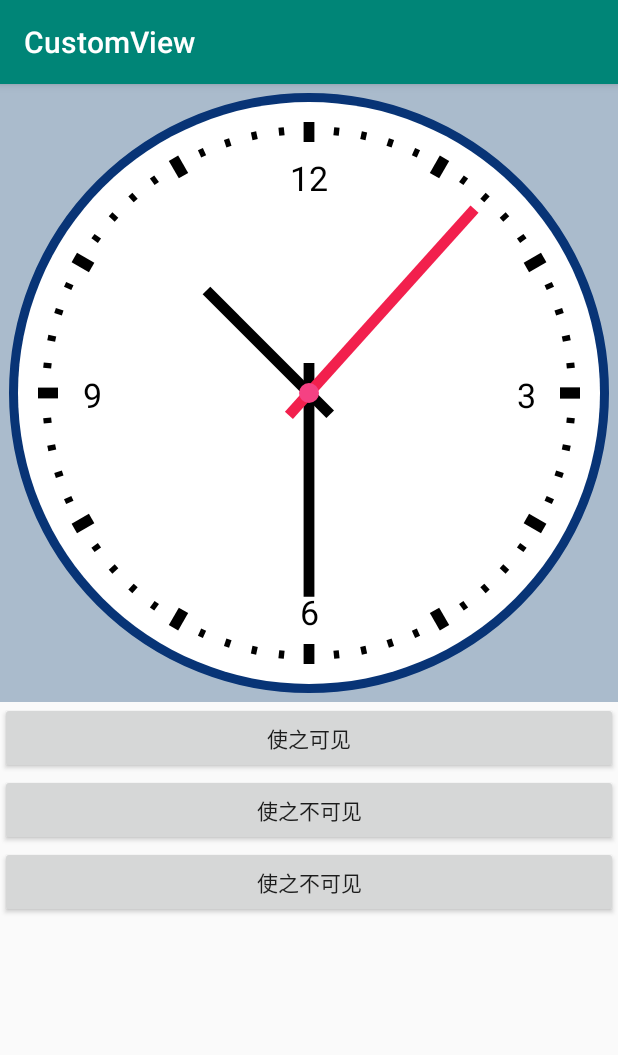
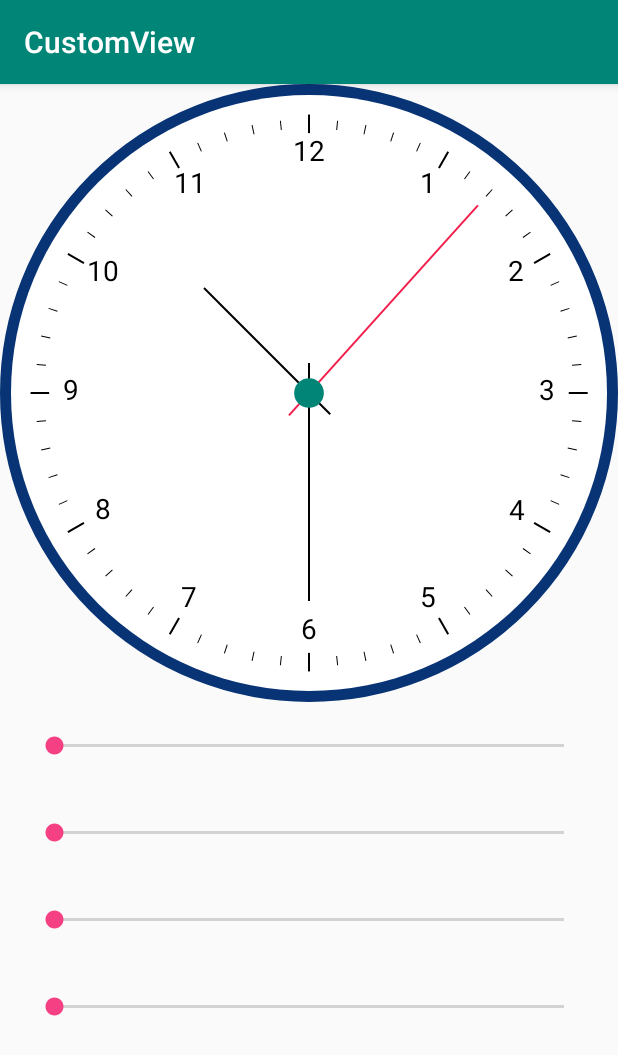
Before and after one commit to qinFamily/CustomView, an Android app: the screen it shows after launch (ClockViewActivity), on a phone screen of 412 x 824 dp. Shown: the top 1055 px of the screen. Run offline under Robolectric (Android 15) with nearby library versions, the phone set to English and light mode, and no system bars.

Commit message:
开放ClockView的自定义属性方法

```diff
--- a/app/src/main/java/leavesc/hello/customview/clock/ClockView.java
+++ b/app/src/main/java/leavesc/hello/customview/clock/ClockView.java
@@ -7,6 +7,7 @@ import android.content.IntentFilter;
 import android.graphics.Canvas;
 import android.graphics.Color;
 import android.graphics.Paint;
+import android.graphics.Rect;
 import android.os.Handler;
 import android.os.Message;
 import android.support.annotation.NonNull;
@@ -45,26 +46,26 @@ public class ClockView extends View {
         }
     };
 
-    private static final int INVALIDATE = 10;
+    private static final int MSG_INVALIDATE = 10;
 
     private static final class TimerHandler extends Handler {
 
-        private WeakReference<ClockView> clockSupportViewWeakReference;
+        private WeakReference<ClockView> clockViewWeakReference;
 
         private TimerHandler(ClockView clockView) {
-            clockSupportViewWeakReference = new WeakReference<>(clockView);
+            clockViewWeakReference = new WeakReference<>(clockView);
         }
 
         @Override
         public void handleMessage(Message msg) {
             switch (msg.what) {
-                case INVALIDATE: {
+                case MSG_INVALIDATE: {
                     Log.e(TAG, "定时任务被触发...");
-                    ClockView view = clockSupportViewWeakReference.get();
+                    ClockView view = clockViewWeakReference.get();
                     if (view != null && view.isVisible) {
                         view.onTimeChanged();
                         view.invalidate();
-                        sendEmptyMessageDelayed(INVALIDATE, 1000);
+                        sendEmptyMessageDelayed(MSG_INVALIDATE, 1000);
                     }
                     break;
                 }
@@ -76,11 +77,22 @@ public class ClockView extends View {
 
     private Paint textPaint;
 
-    private int stockWidth = 18;
-
     private static final int DEFAULT_SIZE = 400;
 
+    //表盘边缘颜色
     private int aroundColor = Color.parseColor("#083476");
+
+    //表盘中心点颜色
+    private int clockCenterColor = Color.parseColor("#008577");
+
+    //表盘边缘线的宽度
+    private int aroundStockWidth = 12;
+
+    //字体宽度
+    private int textStockWidth = 12;
+
+    //字体大小
+    private int textSize = 28;
 
     private volatile Time time;
 
@@ -93,10 +105,6 @@ public class ClockView extends View {
     private TimerHandler timerHandler;
 
     private volatile boolean isVisible;
-
-    private int clockCenterColor = Color.parseColor("#f54183");
-
-    private int textSize = 34;
 
     public ClockView(Context context) {
         this(context, null);
@@ -116,17 +124,17 @@ public class ClockView extends View {
 
     private void initClockPaint() {
         clockPaint = new Paint();
+        clockPaint.setStyle(Paint.Style.STROKE);
         clockPaint.setAntiAlias(true);
-        clockPaint.setStyle(Paint.Style.STROKE);
-        clockPaint.setStrokeWidth(stockWidth);
+        clockPaint.setStrokeWidth(aroundStockWidth);
     }
 
     private void initTextPaint() {
         textPaint = new Paint();
         textPaint.setStyle(Paint.Style.FILL);
+        textPaint.setAntiAlias(true);
+        textPaint.setStrokeWidth(textStockWidth);
         textPaint.setTextAlign(Paint.Align.CENTER);
-        textPaint.setAntiAlias(true);
-        textPaint.setStrokeWidth(12);
         textPaint.setTextSize(textSize);
     }
 
@@ -155,7 +163,6 @@ public class ClockView extends View {
     protected void onAttachedToWindow() {
         super.onAttachedToWindow();
         Log.e(TAG, "onAttachedToWindow");
-
         IntentFilter filter = new IntentFilter();
         filter.addAction(Intent.ACTION_TIMEZONE_CHANGED);
         getContext().registerReceiver(timerBroadcast, filter);
@@ -167,7 +174,6 @@ public class ClockView extends View {
     protected void onDetachedFromWindow() {
         super.onDetachedFromWindow();
         Log.e(TAG, "onDetachedFromWindow");
-
         getContext().unregisterReceiver(timerBroadcast);
         stopTimer();
     }
@@ -186,14 +192,14 @@ public class ClockView extends View {
     private void startTimer() {
         Log.e(TAG, "startTimer 开启定时任务");
         isVisible = true;
-        timerHandler.removeMessages(INVALIDATE);
-        timerHandler.sendEmptyMessage(INVALIDATE);
+        timerHandler.removeMessages(MSG_INVALIDATE);
+        timerHandler.sendEmptyMessage(MSG_INVALIDATE);
     }
 
     private void stopTimer() {
         Log.e(TAG, "stopTimer 停止定时任务");
         isVisible = false;
-        timerHandler.removeMessages(INVALIDATE);
+        timerHandler.removeMessages(MSG_INVALIDATE);
     }
 
     private void onTimeChanged() {
@@ -205,36 +211,36 @@ public class ClockView extends View {
 
     @Override
     protected void onDraw(Canvas canvas) {
+//        aroundStockWidth = 0;
+
         //中心点的横纵坐标
-        int point = getWidth() / 2;
-        //圆的半径
-        int radiusOut = point - stockWidth;
+        float pointWH = getWidth() / 2.0f;
+        //内圆的半径
+        float radiusIn = pointWH - aroundStockWidth;
 
-        canvas.translate(point, point);
+        canvas.translate(pointWH, pointWH);
 
         //绘制表盘
-        clockPaint.setStrokeWidth(stockWidth);
+        clockPaint.setStrokeWidth(aroundStockWidth);
         clockPaint.setStyle(Paint.Style.STROKE);
         clockPaint.setColor(aroundColor);
-        canvas.drawCircle(0, 0, radiusOut, clockPaint);
+        canvas.drawCircle(0, 0, pointWH - aroundStockWidth / 2.0f, clockPaint);
         clockPaint.setStyle(Paint.Style.FILL);
         clockPaint.setColor(Color.WHITE);
-        canvas.drawCircle(0, 0, radiusOut, clockPaint);
-
-        //绘制时钟数字
-        drawText(canvas, radiusOut);
-
-        canvas.rotate(-90);
+        //加1是为了保证不会因为精度问题导致出现绘制间隙
+        canvas.drawCircle(0, 0, radiusIn + 1, clockPaint);
 
         //绘制小短线
         canvas.save();
-        float longStartY = radiusOut - 40;
-        float longStopY = longStartY + 20;
-        float longStockWidth = stockWidth * 0.6f;
-        float temp = (longStopY - longStartY) / 2.5f;
-        float shortStartY = longStartY + temp;
-        float shortStopY = shortStartY + temp;
-        float shortStockWidth = longStockWidth * 0.5f;
+        canvas.rotate(-90);
+        float longLineLength = radiusIn / 16.0f;
+        float longStartY = radiusIn - longLineLength;
+        float longStopY = longStartY - longLineLength;
+        float longStockWidth = 2;
+        float temp = longLineLength / 4.0f;
+        float shortStartY = longStartY - temp;
+        float shortStopY = longStopY + temp;
+        float shortStockWidth = longStockWidth / 2.0f;
         clockPaint.setColor(Color.BLACK);
         float degrees = 6;
         for (int i = 0; i <= 360; i += degrees) {
@@ -249,40 +255,69 @@ public class ClockView extends View {
         }
         canvas.restore();
 
-        float perHour = hour / 12.0f;
-        float perMinute = minute / 60.0f;
-        float perSecond = second / 60.0f;
+        //绘制时钟数字
+        float x, y;
+        for (int i = 1; i <= 12; i += 1) {
+            textPaint.getTextBounds(String.valueOf(i), 0, String.valueOf(i).length(), rect);
+            float textHeight = rect.height();
+            float distance = radiusIn - 2 * longLineLength - textHeight;
+            double tempVa = i * 30.0f * Math.PI / 180.0f;
+            x = (float) (distance * Math.sin(tempVa));
+            y = (float) (-distance * Math.cos(tempVa));
+            canvas.drawText(String.valueOf(i), x, y + textHeight / 3, textPaint);
+        }
+
+        canvas.rotate(-90);
+
+        clockPaint.setStrokeWidth(2);
         //绘制时针
         canvas.save();
-        canvas.rotate(perHour * 360.0f);
-        canvas.drawLine(-30, 0, radiusOut / 2, 0, clockPaint);
+        canvas.rotate(hour / 12.0f * 360.0f);
+        canvas.drawLine(-30, 0, radiusIn / 2.0f, 0, clockPaint);
         canvas.restore();
         //绘制分针
         canvas.save();
-        canvas.rotate(perMinute * 360.0f);
-        canvas.drawLine(-30, 0, radiusOut * 0.7f, 0, clockPaint);
+        canvas.rotate(minute / 60.0f * 360.0f);
+        canvas.drawLine(-30, 0, radiusIn * 0.7f, 0, clockPaint);
         canvas.restore();
         //绘制秒针
         clockPaint.setColor(Color.parseColor("#fff2204d"));
         canvas.save();
-        canvas.rotate(perSecond * 360.0f);
-        canvas.drawLine(-30, 0, radiusOut * 0.85f, 0, clockPaint);
+        canvas.rotate(second / 60.0f * 360.0f);
+        canvas.drawLine(-30, 0, radiusIn * 0.85f, 0, clockPaint);
         canvas.restore();
         //绘制中心小圆点
         clockPaint.setStyle(Paint.Style.FILL);
         clockPaint.setColor(clockCenterColor);
-        canvas.drawCircle(0, 0, 10, clockPaint);
+        canvas.drawCircle(0, 0, radiusIn / 20.0f, clockPaint);
     }
 
-    private void drawText(Canvas canvas, int radiusOut) {
-        float textHeight = textPaint.getFontMetrics().bottom - textPaint.getFontMetrics().top;
-        int distance = radiusOut - 40 - textSize;
-        float x, y;
-        for (int i = 3; i <= 12; i += 3) {
-            x = (float) (distance * Math.sin(i * 30 * Math.PI / 180));
-            y = (float) (-distance * Math.cos(i * 30 * Math.PI / 180));
-            canvas.drawText(String.valueOf(i), x, y + textHeight / 3, textPaint);
-        }
+    private Rect rect = new Rect();
+
+    public void setAroundColor(int aroundColor) {
+        this.aroundColor = aroundColor;
+        invalidate();
+    }
+
+    public void setClockCenterColor(int clockCenterColor) {
+        this.clockCenterColor = clockCenterColor;
+        invalidate();
+    }
+
+    public void setAroundStockWidth(int aroundStockWidth) {
+        this.aroundStockWidth = aroundStockWidth;
+        invalidate();
+    }
+
+    public void setTextStockWidth(int textStockWidth) {
+        this.textStockWidth = textStockWidth;
+        invalidate();
+    }
+
+    public void setClockTextSize(int textSize) {
+        this.textSize = textSize;
+        textPaint.setTextSize(textSize);
+        invalidate();
     }
 
 }
--- a/app/src/main/java/leavesc/hello/customview/clock/ClockViewActivity.java
+++ b/app/src/main/java/leavesc/hello/customview/clock/ClockViewActivity.java
@@ -1,12 +1,16 @@
 package leavesc.hello.customview.clock;
 
-import android.content.Intent;
 import android.os.Bundle;
 import android.support.v7.app.AppCompatActivity;
-import android.view.View;
+import android.support.v7.widget.AppCompatSeekBar;
+import android.widget.LinearLayout;
+import android.widget.SeekBar;
+import android.widget.TextView;
+
+import java.util.Random;
 
 import leavesc.hello.customview.R;
-import leavesc.hello.customview.percentage.PercentageViewActivity;
+import leavesc.hello.customview.widget.OnSeekBarChangeSimpleListener;
 
 /**
  * 作者：leavesC
@@ -19,23 +23,54 @@ public class ClockViewActivity extends AppCompatActivity {
 
     private ClockView clockView;
 
+    private TextView tv1;
+
     @Override
     protected void onCreate(Bundle savedInstanceState) {
         super.onCreate(savedInstanceState);
         setContentView(R.layout.activity_clock_view);
         clockView = findViewById(R.id.clockView);
-    }
+        tv1 = findViewById(R.id.tv1);
 
-    public void setVisible(View view) {
-        clockView.setVisibility(View.VISIBLE);
-    }
+        AppCompatSeekBar seekBar1 = findViewById(R.id.seekBar1);
+        seekBar1.setMax(100);
+        seekBar1.setOnSeekBarChangeListener(new OnSeekBarChangeSimpleListener() {
+            @Override
+            public void onProgressChanged(SeekBar seekBar, int progress, boolean fromUser) {
+                Random myRandom = new Random();
+                int ranColor = 0xff000000 | myRandom.nextInt(0x00ffffff);
+                clockView.setAroundColor(ranColor);
+            }
+        });
 
-    public void setInvisible(View view) {
-        clockView.setVisibility(View.INVISIBLE);
-    }
+        AppCompatSeekBar seekBar2 = findViewById(R.id.seekBar2);
+        seekBar2.setMax(100);
+        seekBar2.setOnSeekBarChangeListener(new OnSeekBarChangeSimpleListener() {
+            @Override
+            public void onProgressChanged(SeekBar seekBar, int progress, boolean fromUser) {
+                clockView.setAroundStockWidth(progress);
+            }
+        });
 
-    public void setInvisible2(View view) {
-        startActivity(new Intent(this, PercentageViewActivity.class));
+        AppCompatSeekBar seekBar3 = findViewById(R.id.seekBar3);
+        seekBar3.setMax(100);
+        seekBar3.setOnSeekBarChangeListener(new OnSeekBarChangeSimpleListener() {
+            @Override
+            public void onProgressChanged(SeekBar seekBar, int progress, boolean fromUser) {
+                clockView.setClockTextSize(progress);
+            }
+        });
+
+        AppCompatSeekBar seekBar4 = findViewById(R.id.seekBar4);
+        seekBar4.setMax(100);
+        seekBar4.setOnSeekBarChangeListener(new OnSeekBarChangeSimpleListener() {
+            @Override
+            public void onProgressChanged(SeekBar seekBar, int progress, boolean fromUser) {
+                LinearLayout.LayoutParams layoutParams = (LinearLayout.LayoutParams) tv1.getLayoutParams();
+                layoutParams.weight = progress * 0.05f;
+                tv1.setLayoutParams(layoutParams);
+            }
+        });
     }
 
 }
--- a/app/src/main/java/leavesc/hello/customview/percentage/PercentageView.java
+++ b/app/src/main/java/leavesc/hello/customview/percentage/PercentageView.java
@@ -14,6 +14,8 @@ import java.util.List;
  * 作者：leavesC
  * 时间：2019/4/10 14:27
  * 描述：
+ * GitHub：https://github.com/leavesC
+ * Blog：https://www.jianshu.com/u/9df45b87cfdf
  */
 public class PercentageView extends View {
 
--- a/app/src/main/java/leavesc/hello/customview/percentage/PercentageViewActivity.java
+++ b/app/src/main/java/leavesc/hello/customview/percentage/PercentageViewActivity.java
@@ -11,6 +11,7 @@ import java.util.List;
 import java.util.Random;
 
 import leavesc.hello.customview.R;
+import leavesc.hello.customview.widget.OnSeekBarChangeSimpleListener;
 
 /**
  * 作者：leavesC
@@ -39,20 +40,10 @@ public class PercentageViewActivity extends AppCompatActivity {
         percentageView.setData(percentageModelList);
         AppCompatSeekBar seekBar = findViewById(R.id.seekBar);
         seekBar.setMax(360);
-        seekBar.setOnSeekBarChangeListener(new SeekBar.OnSeekBarChangeListener() {
+        seekBar.setOnSeekBarChangeListener(new OnSeekBarChangeSimpleListener() {
             @Override
             public void onProgressChanged(SeekBar seekBar, int progress, boolean fromUser) {
                 percentageView.setStartAngle(progress);
-            }
-
-            @Override
-            public void onStartTrackingTouch(SeekBar seekBar) {
-
-            }
-
-            @Override
-            public void onStopTrackingTouch(SeekBar seekBar) {
-
             }
         });
     }
--- /dev/null
+++ b/app/src/main/java/leavesc/hello/customview/widget/OnSeekBarChangeSimpleListener.java
@@ -0,0 +1,28 @@
+package leavesc.hello.customview.widget;
+
+import android.widget.SeekBar;
+
+/**
+ * 作者：leavesC
+ * 时间：2019/4/13 15:40
+ * 描述：
+ * GitHub：https://github.com/leavesC
+ * Blog：https://www.jianshu.com/u/9df45b87cfdf
+ */
+public class OnSeekBarChangeSimpleListener implements SeekBar.OnSeekBarChangeListener {
+
+    @Override
+    public void onProgressChanged(SeekBar seekBar, int progress, boolean fromUser) {
+
+    }
+
+    @Override
+    public void onStartTrackingTouch(SeekBar seekBar) {
+
+    }
+
+    @Override
+    public void onStopTrackingTouch(SeekBar seekBar) {
+
+    }
+}
--- a/app/src/main/res/layout/activity_clock_view.xml
+++ b/app/src/main/res/layout/activity_clock_view.xml
@@ -6,28 +6,49 @@
     android:orientation="vertical"
     tools:context=".clock.ClockViewActivity">
 
-    <leavesc.hello.customview.clock.ClockView
-        android:id="@+id/clockView"
+    <LinearLayout
         android:layout_width="match_parent"
         android:layout_height="wrap_content"
-        android:background="#abc" />
+        android:orientation="horizontal">
 
-    <Button
+        <leavesc.hello.customview.clock.ClockView
+            android:id="@+id/clockView"
+            android:layout_width="0dp"
+            android:layout_height="wrap_content"
+            android:layout_weight="1" />
+
+        <TextView
+            android:id="@+id/tv1"
+            android:layout_width="0dp"
+            android:layout_height="wrap_content"
+            android:layout_weight="0"
+            android:text=" " />
+
+    </LinearLayout>
+
+    <android.support.v7.widget.AppCompatSeekBar
+        android:id="@+id/seekBar1"
         android:layout_width="match_parent"
         android:layout_height="wrap_content"
-        android:onClick="setVisible"
-        android:text="使之可见" />
+        android:layout_margin="20dp" />
 
-    <Button
+    <android.support.v7.widget.AppCompatSeekBar
+        android:id="@+id/seekBar2"
         android:layout_width="match_parent"
         android:layout_height="wrap_content"
-        android:onClick="setInvisible"
-        android:text="使之不可见" />
+        android:layout_margin="20dp" />
 
-    <Button
+    <android.support.v7.widget.AppCompatSeekBar
+        android:id="@+id/seekBar3"
         android:layout_width="match_parent"
         android:layout_height="wrap_content"
-        android:onClick="setInvisible2"
-        android:text="使之不可见" />
+        android:layout_margin="20dp" />
+
+    <android.support.v7.widget.AppCompatSeekBar
+        android:id="@+id/seekBar4"
+        android:layout_width="match_parent"
+        android:layout_height="wrap_content"
+        android:layout_margin="20dp" />
+
 
 </LinearLayout>
```
Also changed, not shown: app/src/main/res/drawable/clock.png (deleted), app/src/main/res/drawable/clock_hour_hand.png (deleted), app/src/main/res/drawable/clock_minute_hand.png (deleted).
